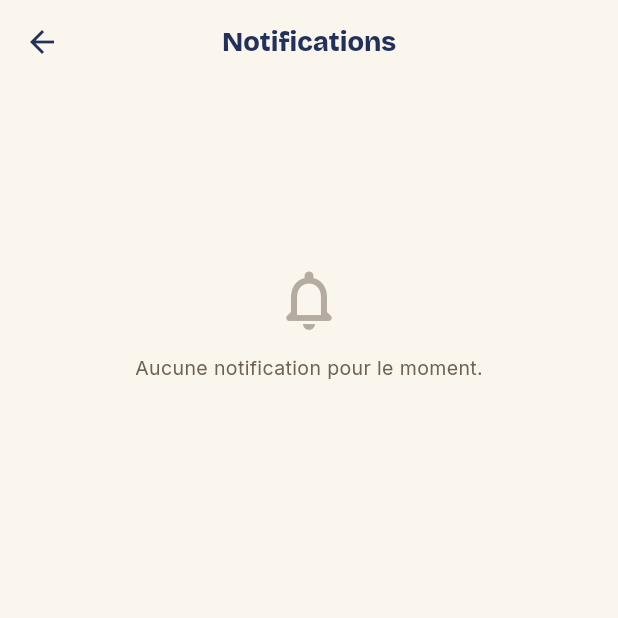
After one commit to aichadev2024/gestion_scolaire_mobile, a Flutter app: the ParentDashboard screen opened by its route, after a tap on the "notifications" icon, on a phone screen of 412 x 824 dp, the top half of it. The commit adds this screen. Run offline on Flutter 3.47's test engine with Material 3 defaults, Android fonts, the phone set to English and light mode, and no system bars; our stand-ins replace flutter_secure_storage, flutter_spinkit, flutter_svg, go_router, google_fonts, pdf and 3 more; accounts and stored records are empty; network calls fail.

Commit message:
feat(mobile): notifications parents + justification d'absence/retard
- ApiService.patch() ajoute (manquait pour PATCH).
- Nouveau notifications_screen.dart : boite de reception (absences/retards
  signales, accuses de justification), marquage lu au tap.
- Tableau de bord parent : icone cloche + badge de non-lus (rafraichi par
  le polling existant a 5s).
- presences_screen.dart : bouton Justifier sur une absence/retard non
  justifie (role PARENT uniquement) -> boite de dialogue -> PATCH
  /presences/{id}/justifier. Affiche le motif une fois justifie.

flutter analyze : 0 issue. flutter test : OK. Deploiement web via la CI
(plus besoin de committer build/web).

```diff
--- /dev/null
+++ b/lib/views/parent_eleve/notifications_screen.dart
@@ -0,0 +1,150 @@
+import 'package:flutter/material.dart';
+import 'package:flutter_spinkit/flutter_spinkit.dart';
+import 'package:intl/intl.dart';
+import '../../core/services/api_service.dart';
+import '../../core/services/auth_service.dart';
+import '../../core/theme/app_theme.dart';
+
+/// Boîte de réception : absences/retards signalés, accusés de réception de
+/// justification, et tout autre message envoyé par l'établissement.
+class NotificationsScreen extends StatefulWidget {
+  const NotificationsScreen({super.key});
+
+  @override
+  State<NotificationsScreen> createState() => _NotificationsScreenState();
+}
+
+class _NotificationsScreenState extends State<NotificationsScreen> {
+  bool _isLoading = true;
+  List<dynamic> _notifications = [];
+
+  @override
+  void initState() {
+    super.initState();
+    _fetch();
+  }
+
+  Future<void> _fetch() async {
+    setState(() => _isLoading = true);
+    try {
+      final user = await AuthService.getUserData();
+      final userId = user?['utilisateurId'] ?? user?['id'];
+      if (userId != null) {
+        final data = await ApiService.get('/notifications/destinataire/$userId');
+        if (data is List && mounted) {
+          setState(() => _notifications = data);
+        }
+      }
+    } catch (_) {
+      // liste vide en cas d'erreur réseau
+    } finally {
+      if (mounted) setState(() => _isLoading = false);
+    }
+  }
+
+  Future<void> _marquerLue(dynamic notif) async {
+    if (notif['estLu'] == true) return;
+    final id = notif['id'];
+    if (id == null) return;
+    setState(() => notif['estLu'] = true);
+    try {
+      await ApiService.patch('/notifications/$id/lue');
+    } catch (_) {
+      // pas grave si ça échoue, ce n'est qu'un indicateur visuel
+    }
+  }
+
+  String _formatDate(dynamic raw) {
+    if (raw == null) return '';
+    try {
+      final d = DateTime.parse(raw.toString());
+      return DateFormat('dd/MM/yyyy à HH:mm').format(d.toLocal());
+    } catch (_) {
+      return raw.toString();
+    }
+  }
+
+  @override
+  Widget build(BuildContext context) {
+    return Scaffold(
+      backgroundColor: AppTheme.paper,
+      appBar: AppBar(
+        backgroundColor: AppTheme.paper,
+        elevation: 0,
+        foregroundColor: AppTheme.indigo,
+        title: Text('Notifications', style: AppTheme.display(fontSize: 18, color: AppTheme.indigo)),
+      ),
+      body: SafeArea(
+        child: RefreshIndicator(
+          onRefresh: _fetch,
+          color: AppTheme.indigo,
+          child: _isLoading
+              ? const Center(child: SpinKitPulse(color: AppTheme.indigo, size: 40))
+              : _notifications.isEmpty
+                  ? ListView(
+                      physics: const AlwaysScrollableScrollPhysics(),
+                      children: [
+                        const SizedBox(height: 120),
+                        Icon(Icons.notifications_none_rounded, size: 48, color: AppTheme.inkMuted.withValues(alpha: 0.5)),
+                        const SizedBox(height: 12),
+                        Center(
+                          child: Text('Aucune notification pour le moment.', style: AppTheme.body(color: AppTheme.inkMuted, fontSize: 13)),
+                        ),
+                      ],
+                    )
+                  : ListView.builder(
+                      padding: const EdgeInsets.all(16),
+                      itemCount: _notifications.length,
+                      itemBuilder: (context, index) {
+                        final n = _notifications[index];
+                        final estLu = n['estLu'] == true;
+                        return GestureDetector(
+                          onTap: () => _marquerLue(n),
+                          child: Container(
+                            margin: const EdgeInsets.only(bottom: 10),
+                            padding: const EdgeInsets.all(16),
+                            decoration: AppTheme.cardDecoration(
+                              borderColor: estLu ? null : AppTheme.mil.withValues(alpha: 0.5),
+                            ),
+                            child: Row(
+                              crossAxisAlignment: CrossAxisAlignment.start,
+                              children: [
+                                if (!estLu)
+                                  Container(
+                                    margin: const EdgeInsets.only(top: 5, right: 10),
+                                    width: 8,
+                                    height: 8,
+                                    decoration: const BoxDecoration(color: AppTheme.laterite, shape: BoxShape.circle),
+                                  ),
+                                Expanded(
+                                  child: Column(
+                                    crossAxisAlignment: CrossAxisAlignment.start,
+                                    children: [
+                                      Text(
+                                        (n['titre'] ?? '').toString(),
+                                        style: AppTheme.body(fontSize: 14, fontWeight: estLu ? FontWeight.w600 : FontWeight.bold, color: AppTheme.ink),
+                                      ),
+                                      const SizedBox(height: 4),
+                                      Text(
+                                        (n['contenu'] ?? '').toString(),
+                                        style: AppTheme.body(fontSize: 13, color: AppTheme.inkMuted),
+                                      ),
+                                      const SizedBox(height: 6),
+                                      Text(
+                                        _formatDate(n['dateCreation']),
+                                        style: AppTheme.body(fontSize: 10, color: AppTheme.inkMuted.withValues(alpha: 0.8)),
+                                      ),
+                                    ],
+                                  ),
+                                ),
+                              ],
+                            ),
+                          ),
+                        );
+                      },
+                    ),
+        ),
+      ),
+    );
+  }
+}
--- a/lib/views/parent_eleve/parent_dashboard.dart
+++ b/lib/views/parent_eleve/parent_dashboard.dart
@@ -11,6 +11,7 @@ import 'bulletins_screen.dart';
 import 'finances_screen.dart';
 import 'presences_screen.dart';
 import 'emploi_du_temps_eleve_screen.dart';
+import 'notifications_screen.dart';
 
 class ParentDashboard extends StatefulWidget {
   const ParentDashboard({super.key});
@@ -25,11 +26,13 @@ class _ParentDashboardState extends State<ParentDashboard> {
   List<dynamic> _enfants = [];
   int _selectedEnfantIndex = 0;
   Timer? _autoSyncTimer;
+  int _notificationsNonLues = 0;
 
   @override
   void initState() {
     super.initState();
     _loadData();
+    _syncEnfantsSilent();
     _autoSyncTimer = Timer.periodic(const Duration(seconds: 5), (_) => _syncEnfantsSilent());
   }
 
@@ -49,6 +52,10 @@ class _ParentDashboardState extends State<ParentDashboard> {
           setState(() {
             _enfants = res;
           });
+        }
+        final nonLues = await ApiService.get('/notifications/destinataire/$parentUserId/non-lues');
+        if (nonLues is List && mounted) {
+          setState(() => _notificationsNonLues = nonLues.length);
         }
       }
     } catch (_) {}
@@ -175,6 +182,37 @@ class _ParentDashboardState extends State<ParentDashboard> {
                   ),
                   Row(
                     children: [
+                      Stack(
+                        clipBehavior: Clip.none,
+                        children: [
+                          IconButton(
+                            icon: const Icon(Icons.notifications_rounded, color: AppTheme.indigo),
+                            tooltip: 'Notifications',
+                            onPressed: () async {
+                              await Navigator.push(
+                                context,
+                                MaterialPageRoute(builder: (_) => const NotificationsScreen()),
+                              );
+                              _syncEnfantsSilent();
+                            },
+                          ),
+                          if (_notificationsNonLues > 0)
+                            Positioned(
+                              top: 6,
+                              right: 6,
+                              child: Container(
+                                padding: const EdgeInsets.symmetric(horizontal: 5, vertical: 1),
+                                decoration: const BoxDecoration(color: AppTheme.laterite, shape: BoxShape.circle),
+                                constraints: const BoxConstraints(minWidth: 16, minHeight: 16),
+                                child: Text(
+                                  _notificationsNonLues > 9 ? '9+' : '$_notificationsNonLues',
+                                  textAlign: TextAlign.center,
+                                  style: AppTheme.body(fontSize: 9, fontWeight: FontWeight.bold, color: AppTheme.paper),
+                                ),
+                              ),
+                            ),
+                        ],
+                      ),
                       IconButton(
                         icon: const Icon(Icons.key_rounded, color: AppTheme.indigo),
                         tooltip: 'Modifier le mot de passe',
```
Also changed, not shown: lib/core/services/api_service.dart (+10 -0 lines), lib/views/parent_eleve/presences_screen.dart (+102 -15 lines).
